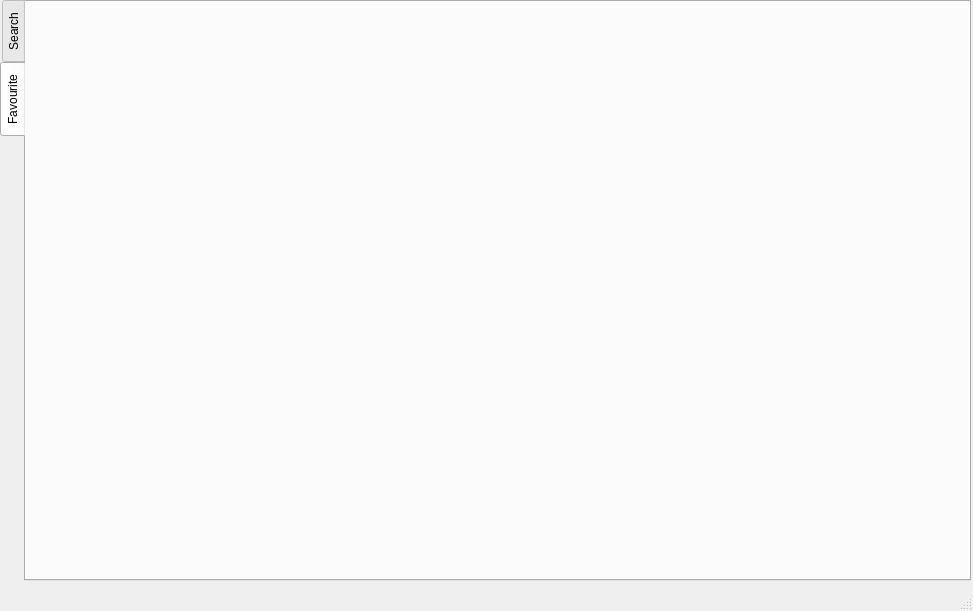
Old version of the form mainwindow.ui in the repository sangpham2710/CS163-Project.
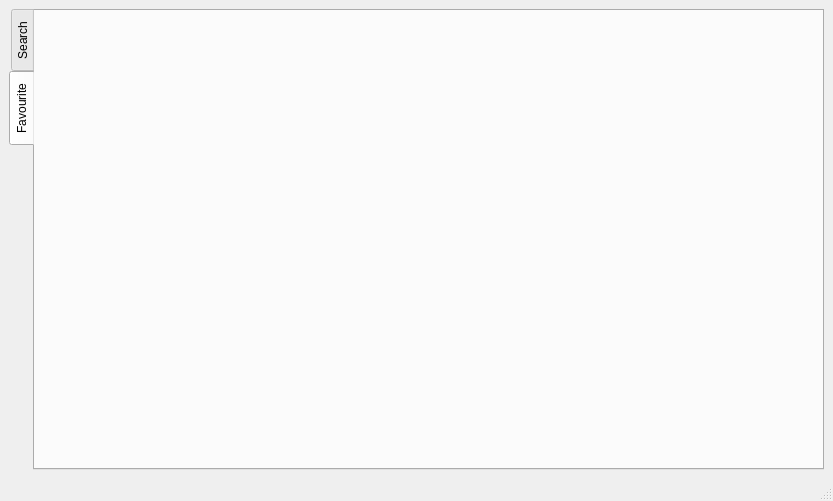
New version of the form.

```diff
--- a/mainwindow.ui
+++ b/mainwindow.ui
@@ -6,8 +6,8 @@
    <rect>
     <x>0</x>
     <y>0</y>
-    <width>973</width>
-    <height>611</height>
+    <width>833</width>
+    <height>501</height>
    </rect>
   </property>
   <property name="sizePolicy">
@@ -20,15 +20,9 @@
    <string>MainWindow</string>
   </property>
   <widget class="QWidget" name="centralwidget">
+   <layout class="QHBoxLayout" name="horizontalLayout">
+    <item>
    <widget class="QTabWidget" name="tabWidgetDictionary">
-    <property name="geometry">
-     <rect>
-      <x>0</x>
-      <y>0</y>
-      <width>971</width>
-      <height>581</height>
-     </rect>
-    </property>
     <property name="tabPosition">
      <enum>QTabWidget::West</enum>
     </property>
@@ -46,6 +40,8 @@
      </attribute>
     </widget>
    </widget>
+    </item>
+   </layout>
   </widget>
   <widget class="QMenuBar" name="menubar">
    <property name="geometry">
```
Left out of the diff: 2 changed lines with no effect on the pictures. Lines whose indentation alone changed are shown as unchanged.
